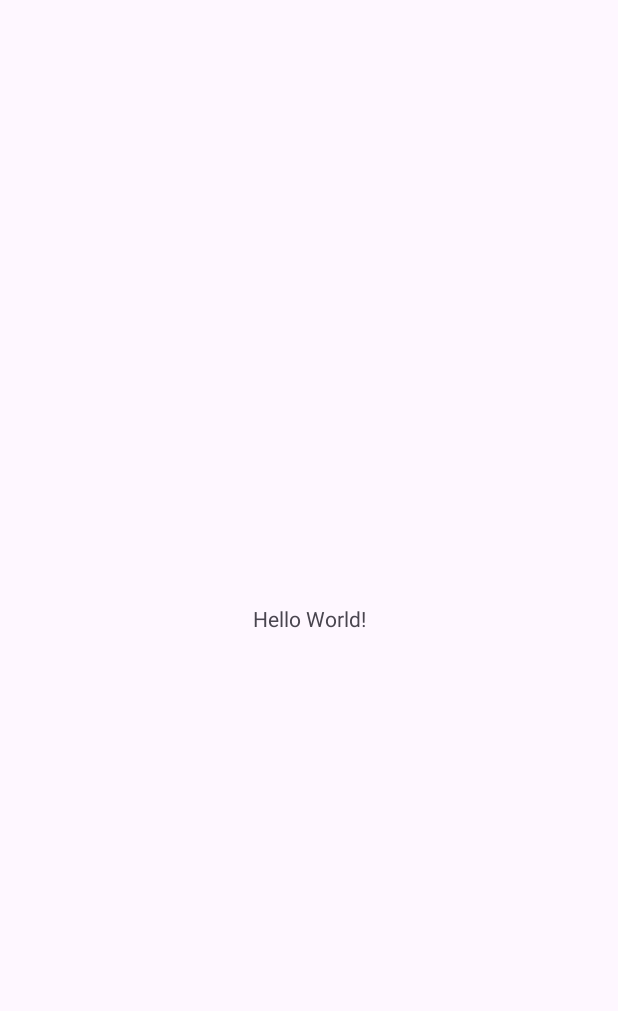
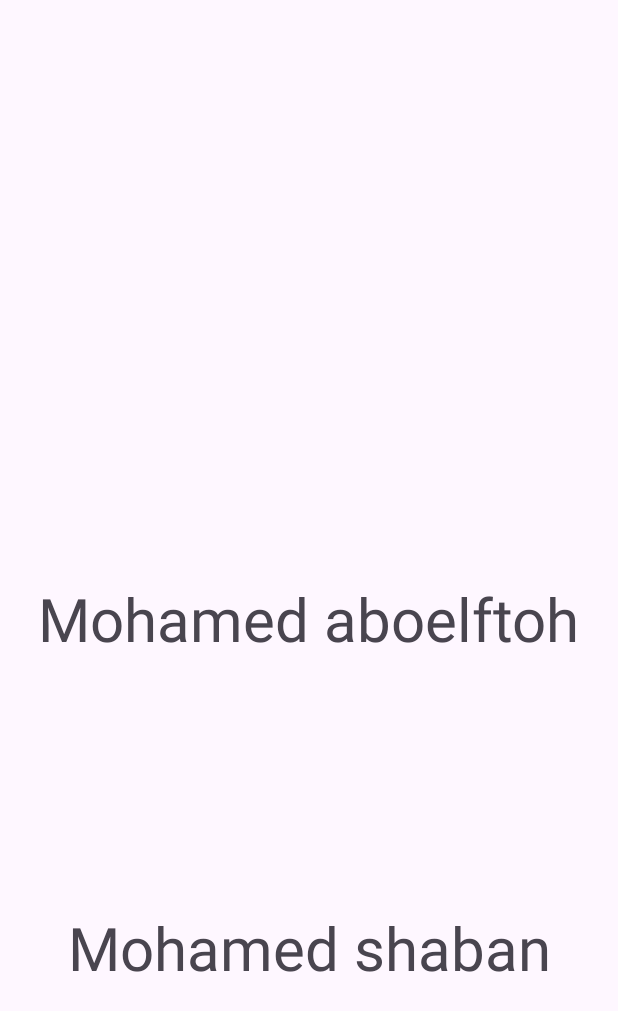
Before and after one commit to MohamedShaban22/TestingGitHub, an Android app: the screen it shows after launch (MainActivity), on a phone screen of 412 x 824 dp. Before the commit the part shown is almost empty. Shown: the top 1011 px of the screen. Run offline under Robolectric (Android 15) with nearby library versions, the phone set to English and light mode, and no system bars.

Commit message:
change text in main activity

```diff
--- a/app/src/main/res/layout/activity_main.xml
+++ b/app/src/main/res/layout/activity_main.xml
@@ -7,12 +7,23 @@
     tools:context=".MainActivity">
 
     <TextView
+        android:id="@+id/tv1"
         android:layout_width="wrap_content"
         android:layout_height="wrap_content"
-        android:text="Hello World!"
+        android:text="Mohamed aboelftoh"
+        app:layout_constraintBottom_toBottomOf="parent"
+        app:layout_constraintEnd_toEndOf="parent"
+        android:textSize="40sp"
+        app:layout_constraintStart_toStartOf="parent"
+        app:layout_constraintTop_toTopOf="parent" />
+    <TextView
+        android:layout_width="wrap_content"
+        android:layout_height="wrap_content"
+        android:text="Mohamed shaban"
+        android:textSize="40sp"
         app:layout_constraintBottom_toBottomOf="parent"
         app:layout_constraintEnd_toEndOf="parent"
         app:layout_constraintStart_toStartOf="parent"
-        app:layout_constraintTop_toTopOf="parent" />
+       app:layout_constraintTop_toBottomOf="@id/tv1" />
 
 </androidx.constraintlayout.widget.ConstraintLayout>
--- a/build.gradle.kts
+++ b/build.gradle.kts
@@ -1,5 +1,5 @@
 // Top-level build file where you can add configuration options common to all sub-projects/modules.
 plugins {
-    id("com.android.application") version "8.2.0" apply false
+    id("com.android.application") version "8.1.3" apply false
     id("org.jetbrains.kotlin.android") version "1.9.10" apply false
 }
```
